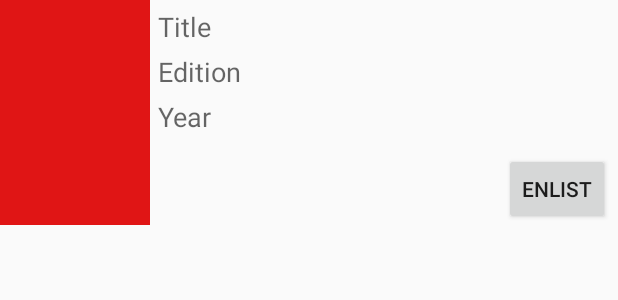
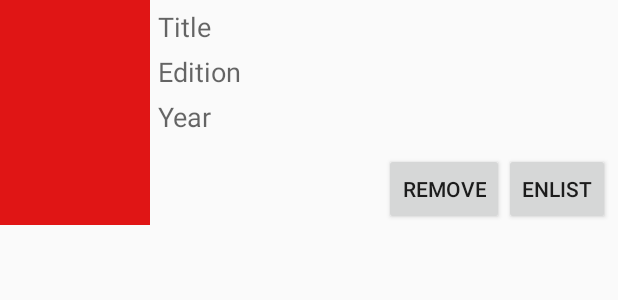
Before and after one commit to mauriciodotso/enlist, an Android app: the layout book_view.xml on its own in the app's theme, with its tools: preview values and no code run, on a phone screen of 412 x 824 dp. Shown: the top 300 px of the screen. Run offline under Robolectric (Android 15) with nearby library versions, the phone set to English and light mode, and no system bars.

Commit message:
- Adds remove button to layout.

```diff
--- a/src/app/Enlist/app/src/main/res/layout/book_view.xml
+++ b/src/app/Enlist/app/src/main/res/layout/book_view.xml
@@ -92,6 +92,15 @@
             android:layout_gravity="end"
             android:layout_alignParentBottom="true"
             android:layout_alignEnd="@+id/linearLayout2"/>
+
+        <Button
+            style="?android:attr/buttonStyleSmall"
+            android:layout_width="wrap_content"
+            android:layout_height="wrap_content"
+            android:text="Remove"
+            android:id="@+id/remove_button"
+            android:layout_alignParentBottom="true"
+            android:layout_toStartOf="@+id/action_button"/>
     </RelativeLayout>
 
 </LinearLayout>
```
Also changed, not shown: src/app/Enlist/app/src/main/res/layout/movie_view.xml (+9 -0 lines).
